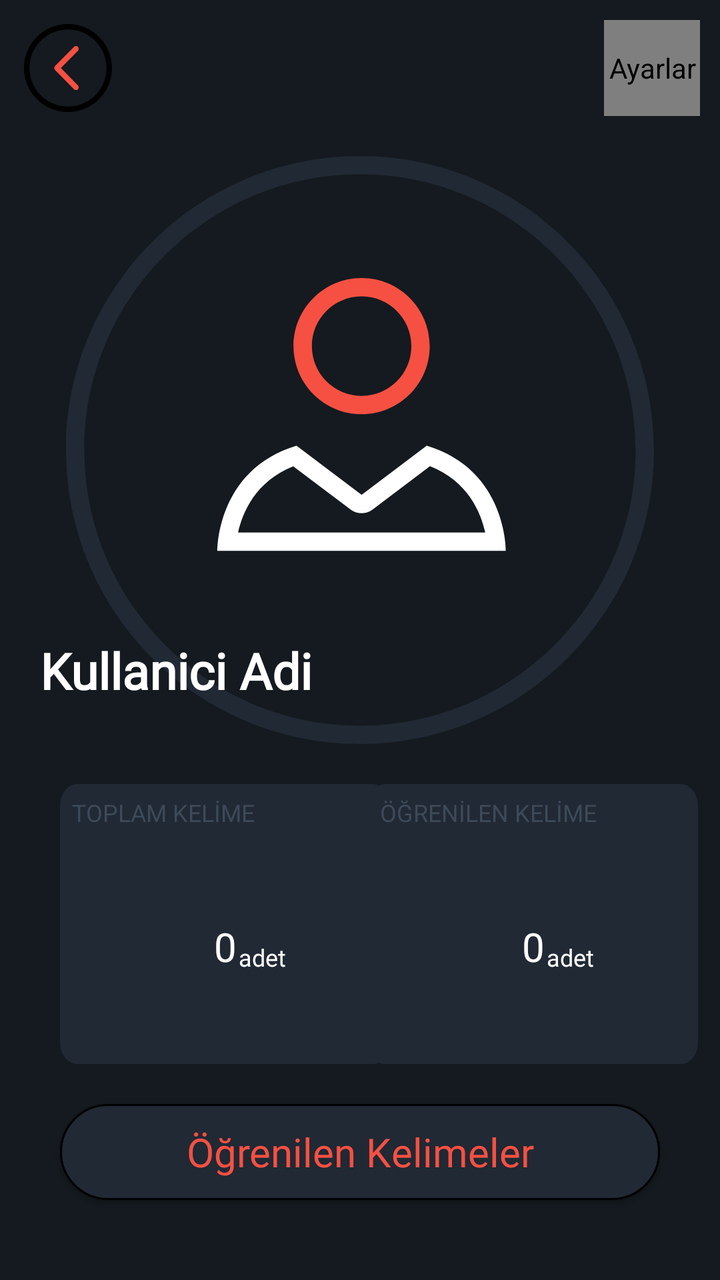
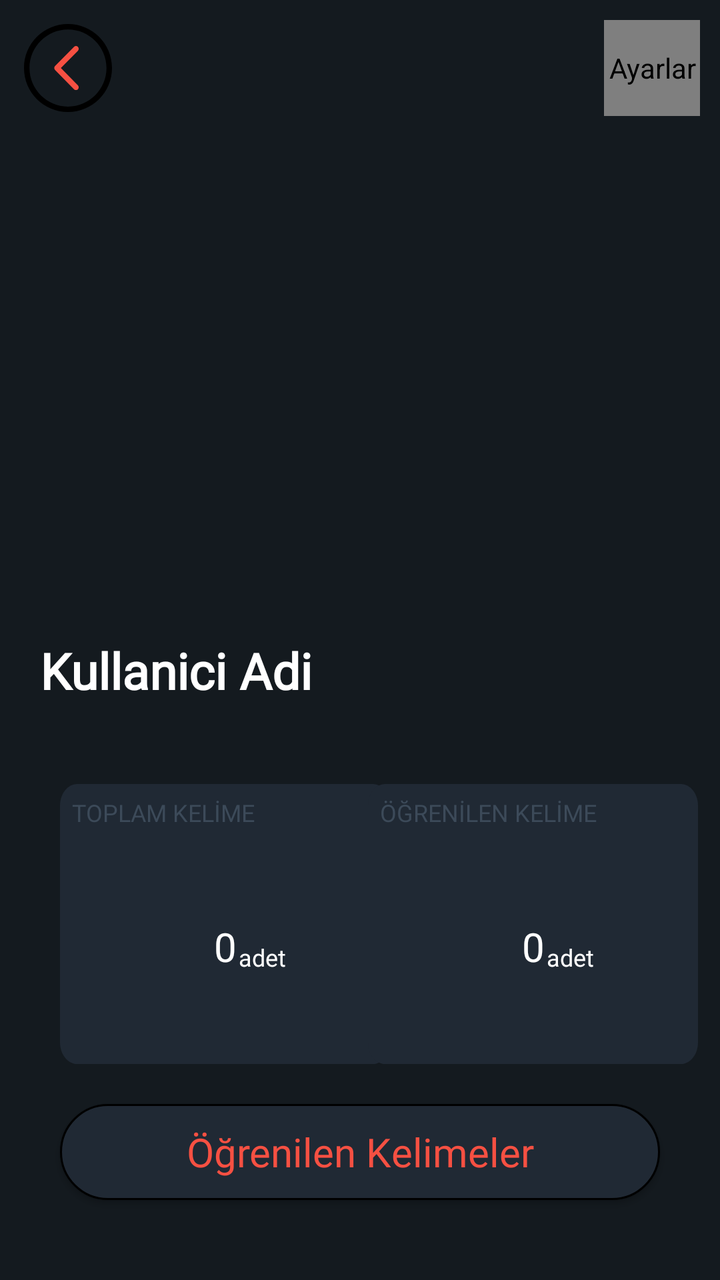

Screens rendered from an Android XML layout before and after an edit, with the pre-edit source and the edit as a unified diff.
<!-- AndroidManifest.xml: application theme Theme.YabanciDilKelimeHaznesi6 -->
<!-- res/layout/fragment_profile.xml -->
<?xml version="1.0" encoding="utf-8"?>
<FrameLayout xmlns:android="http://schemas.android.com/apk/res/android"
             xmlns:app="http://schemas.android.com/apk/res-auto" xmlns:tools="http://schemas.android.com/tools"
             android:layout_width="match_parent"
             android:layout_height="match_parent"
             tools:context=".activity.FragmentProfile">

    <androidx.constraintlayout.widget.ConstraintLayout
        android:layout_width="match_parent"
        android:layout_height="match_parent"
        android:background="@color/theme_primary_color">


        <View
            android:id="@+id/rectangle_toplam_kelime"
            android:layout_width="@dimen/info_rectangle_width"
            android:layout_height="@dimen/info_rectangle_height"
            android:layout_alignParentStart="true"
            android:layout_alignParentTop="true"
            android:layout_marginBottom="@dimen/info_button_margin_buttom"
            android:background="@drawable/info_rectangle"
            app:layout_constraintBottom_toTopOf="@+id/learnedWordsListButton"
            app:layout_constraintStart_toStartOf="@+id/learnedWordsListButton"/>

        <TextView
            android:id="@+id/toplamKelimeSayisiTxt"
            android:layout_width="@dimen/text_box_width"
            android:layout_height="wrap_content"
            android:layout_alignParentLeft="true"
            android:layout_alignParentTop="true"
            android:layout_marginStart="@dimen/info_title_margin_start"
            android:layout_marginTop="@dimen/info_title_margin_top"
            android:fontFamily="@font/ibm_plex_mono"
            android:gravity="center_vertical"
            android:text="@string/profile_total_word"
            android:textAlignment="textStart"
            android:textAppearance="@style/toplam_kelime_text"
            app:layout_constraintEnd_toEndOf="@+id/rectangle_toplam_kelime"
            app:layout_constraintStart_toStartOf="@+id/rectangle_toplam_kelime"
            app:layout_constraintTop_toTopOf="@+id/rectangle_toplam_kelime"
            tools:ignore="RtlCompat"/>

        <TextView
            android:id="@+id/kelimeSayisiAdetTxt"
            android:layout_width="wrap_content"
            android:layout_height="wrap_content"
            android:layout_marginStart="@dimen/info_value_number_margin_start"
            android:fontFamily="@font/ibm_plex_mono"
            android:gravity="center_vertical"
            android:text="@string/info_number_txt"
            android:textAppearance="@style/small_text"
            app:layout_constraintBottom_toBottomOf="@+id/totalWordCountTextView"
            app:layout_constraintStart_toEndOf="@+id/totalWordCountTextView"/>

        <TextView
            android:id="@+id/totalWordCountTextView"
            android:layout_width="wrap_content"
            android:layout_height="wrap_content"
            android:fontFamily="@font/ibm_plex_mono"
            android:gravity="center_vertical"
            android:text="0"
            android:textAppearance="@style/toplam_kelime_sayi"
            app:layout_constraintBottom_toBottomOf="@+id/rectangle_toplam_kelime"
            app:layout_constraintEnd_toEndOf="@+id/rectangle_toplam_kelime"
            app:layout_constraintStart_toStartOf="@+id/rectangle_toplam_kelime"
            app:layout_constraintTop_toBottomOf="@+id/toplamKelimeSayisiTxt"/>


        <View
            android:id="@+id/rectangle_ogrenilen_kelime"
            android:layout_width="@dimen/info_rectangle_width"
            android:layout_height="@dimen/info_rectangle_height"
            android:layout_alignParentLeft="true"
            android:layout_alignParentTop="true"
            android:layout_marginStart="@dimen/info_rectangle_margin"
            android:background="@drawable/info_rectangle"
            app:layout_constraintEnd_toEndOf="@+id/learnedWordsListButton"
            app:layout_constraintStart_toEndOf="@+id/rectangle_toplam_kelime"
            app:layout_constraintTop_toTopOf="@+id/rectangle_toplam_kelime"/>
        <TextView
            android:id="@+id/ogrenilenKelimeSayisiAdetTxt"
            android:layout_width="wrap_content"
            android:layout_height="wrap_content"
            android:layout_marginStart="@dimen/info_value_number_margin_start"
            android:fontFamily="@font/ibm_plex_mono"
            android:gravity="center_vertical"
            android:text="@string/info_number_txt"
            android:textAppearance="@style/small_text"
            app:layout_constraintBottom_toBottomOf="@+id/totalLearnedWordsCountTextView"
            app:layout_constraintStart_toEndOf="@+id/totalLearnedWordsCountTextView"/>
        <TextView
            android:id="@+id/totalLearnedWordsCountTextView"
            android:layout_width="wrap_content"
            android:layout_height="wrap_content"
            android:fontFamily="@font/ibm_plex_mono"
            android:gravity="center_vertical"
            android:text="0"
            android:textAppearance="@style/toplam_kelime_sayi"
            app:layout_constraintBottom_toBottomOf="@+id/rectangle_ogrenilen_kelime"
            app:layout_constraintEnd_toEndOf="@+id/rectangle_ogrenilen_kelime"
            app:layout_constraintStart_toStartOf="@+id/rectangle_ogrenilen_kelime"
            app:layout_constraintTop_toBottomOf="@+id/profilOgrenilenKelimeSayisiTxt"/>


        <TextView
            android:id="@+id/profilOgrenilenKelimeSayisiTxt"
            android:layout_width="0dp"
            android:layout_height="wrap_content"
            android:layout_alignParentLeft="true"
            android:layout_alignParentTop="true"
            android:layout_marginStart="@dimen/info_title_margin_start"
            android:layout_marginTop="@dimen/info_title_margin_top"
            android:fontFamily="@font/ibm_plex_mono"
            android:gravity="center_vertical"
            android:text="@string/profile_learned_words_count"
            android:textAlignment="textStart"
            android:textAppearance="@style/toplam_kelime_text"
            app:layout_constraintEnd_toEndOf="@+id/rectangle_ogrenilen_kelime"
            app:layout_constraintStart_toStartOf="@+id/rectangle_ogrenilen_kelime"
            app:layout_constraintTop_toTopOf="@+id/rectangle_ogrenilen_kelime"
            tools:ignore="RtlCompat"/>


        <ImageButton
            android:id="@+id/backButton"
            android:layout_width="@dimen/back_button_height_and_width"
            android:layout_height="@dimen/back_button_height_and_width"
            android:layout_marginStart="@dimen/back_button_frame_margin_top_and_start"
            android:layout_marginTop="@dimen/back_button_frame_margin_top_and_start"
            android:background="@null"
            android:contentDescription="Geri"
            app:layout_constraintStart_toStartOf="parent"
            app:layout_constraintTop_toTopOf="parent"
            app:srcCompat="@drawable/ic_button_back"/>


        <ImageView
            android:id="@+id/profilPhotoImageView"
            android:layout_width="match_parent"
            android:layout_height="0dp"
            android:layout_marginBottom="20dp"
            android:layout_marginTop="@dimen/profile_photo_margin_top"
            app:layout_constraintBottom_toTopOf="@+id/rectangle_toplam_kelime"
            app:layout_constraintEnd_toEndOf="parent"
            app:layout_constraintHorizontal_bias="0.512"
            app:layout_constraintStart_toStartOf="parent"
            app:layout_constraintTop_toBottomOf="@+id/backButton"
            app:layout_constraintVertical_bias="0.428"
            app:srcCompat="@drawable/ic_anaekran_profile"/>

        <TextView
            android:id="@+id/userNameTextView"
            android:layout_width="wrap_content"
            android:layout_height="wrap_content"
            android:layout_marginStart="@dimen/profile_username_margin_start"
            android:layout_marginBottom="@dimen/profile_username_margin_bottom"
            android:text="@string/profile_username"
            android:textColor="@color/white"
            android:textSize="@dimen/profil_kullanici_adi_text_size"
            android:textStyle="bold"
            android:fontFamily="@font/ibm_plex_mono"
            app:layout_constraintBottom_toBottomOf="@+id/profilPhotoImageView"
            app:layout_constraintStart_toStartOf="parent"/>


        <androidx.appcompat.widget.AppCompatButton
            android:id="@+id/learnedWordsListButton"
            android:layout_width="0dp"
            android:layout_height="@dimen/text_box_height"
            android:layout_marginBottom="@dimen/button_frame_margin_bottom"
            android:layout_marginStart="@dimen/text_box_margin_start_and_end"
            android:layout_marginEnd="@dimen/text_box_margin_start_and_end"
            android:background="@drawable/roundedcorner"
            android:text="@string/profile_learned_words_button"
            android:textAppearance="@style/textbox_text_style_high"
            android:fontFamily="@font/ibm_plex_mono"
            app:layout_constraintBottom_toBottomOf="parent"
            app:layout_constraintEnd_toEndOf="parent"
            app:layout_constraintStart_toStartOf="parent"/>

            <com.erdince.yabancidilkelimehaznesi6.util.GeneralImageButton
            android:id="@+id/settingsButton"
            android:layout_width="@dimen/back_button_height_and_width"
            android:layout_height="@dimen/back_button_height_and_width"
            android:layout_marginTop="@dimen/back_button_frame_margin_top_and_start"
            android:layout_marginRight="@dimen/back_button_frame_margin_top_and_start"
            android:background="@null"
            android:contentDescription="Ayarlar"
            app:layout_constraintEnd_toEndOf="parent"
            app:layout_constraintTop_toTopOf="parent"
            app:srcCompat="@drawable/ic_button_ayarlar"/>

    </androidx.constraintlayout.widget.ConstraintLayout>

</FrameLayout>
<!-- resources referenced by this layout -->
<resources>
  <color name="theme_primary_color">#141A1F</color>
  <color name="white">#FFFFFFFF</color>
  <dimen name="back_button_frame_margin_top_and_start">10dp</dimen>
  <dimen name="back_button_height_and_width">48dp</dimen>
  <dimen name="button_frame_margin_bottom">40dp</dimen>
  <dimen name="info_button_margin_buttom">20dp</dimen>
  <dimen name="info_rectangle_height">140dp</dimen>
  <dimen name="info_rectangle_margin">8dp</dimen>
  <dimen name="info_rectangle_width">165dp</dimen>
  <dimen name="info_title_margin_start">6dp</dimen>
  <dimen name="info_title_margin_top">6dp</dimen>
  <dimen name="info_value_number_margin_start">1dp</dimen>
  <dimen name="profil_kullanici_adi_text_size">25sp</dimen>
  <dimen name="profile_photo_margin_top">20dp</dimen>
  <dimen name="profile_username_margin_bottom">20dp</dimen>
  <dimen name="profile_username_margin_start">20dp</dimen>
  <dimen name="text_box_height">48dp</dimen>
  <dimen name="text_box_margin_start_and_end">30dp</dimen>
  <dimen name="text_box_width">0dp</dimen>
  <!-- drawable ic_anaekran_profile (drawable) -->
  <vector android:height="74dp" android:viewportHeight="512"
      android:viewportWidth="512" android:width="74dp" xmlns:android="http://schemas.android.com/apk/res/android">
      <path android:fillColor="@color/theme_secondary_color" android:pathData="M256,0C114.608,0 0,114.608 0,256s114.608,256 256,256s256,-114.608 256,-256S397.392,0 256,0zM256,496C123.664,496 16,388.336 16,256S123.664,16 256,16s240,107.664 240,240S388.336,496 256,496z"/>
      <path android:fillColor="@color/theme_orange_color" android:pathData="M257.408,106.256c-32.704,0 -59.296,26.608 -59.296,59.312s26.592,59.296 59.296,59.296c32.704,0 59.312,-26.592 59.312,-59.296C316.72,132.864 290.112,106.256 257.408,106.256zM257.408,208.864c-23.872,0 -43.296,-19.424 -43.296,-43.296s19.424,-43.312 43.296,-43.312s43.312,19.44 43.312,43.312S281.28,208.864 257.408,208.864z"/>
      <path android:fillColor="@color/white" android:pathData="M314.112,252.256l-56.704,42.752l-56.704,-42.752c-69.792,20.944 -68.912,91.6 -68.912,91.6h125.616h125.616C383.024,343.856 383.904,273.2 314.112,252.256zM257.392,327.84H149.824c3.888,-17.408 15.2,-44.688 48.048,-57.68l49.904,37.616c2.848,2.144 6.24,3.216 9.632,3.216c3.392,0 6.784,-1.072 9.632,-3.216l49.904,-37.632c33.008,13.024 44.256,40.272 48.096,57.696H257.392z"/>
  </vector>
  <!-- drawable roundedcorner (drawable) -->
  <?xml version="1.0" encoding="utf-8"?>
  <shape xmlns:android="http://schemas.android.com/apk/res/android">
      <solid android:color="@color/theme_secondary_color" />
      <corners android:radius="30dp"/>
      <stroke android:color="@color/black"
      android:width="1dp"></stroke>
  </shape>
  <string name="info_number_txt">adet</string>
  <string name="profile_learned_words_button">Öğrenilen Kelimeler</string>
  <string name="profile_learned_words_count">ÖĞRENİLEN KELİME</string>
  <string name="profile_total_word">TOPLAM KELİME</string>
  <string name="profile_username">Kullanici Adi</string>
  <style name="small_text">
          <item name="android:textSize">12sp</item>
          <item name="android:textColor">@color/white</item>
  
      </style>
  <style name="textbox_text_style_high">
          <item name="android:textSize">20sp</item>
          <item name="android:textColor">@color/theme_orange_color</item>
  
      </style>
  <style name="toplam_kelime_sayi">
          <item name="android:textSize">20sp</item>
          <item name="android:textColor">@color/white</item>
  
      </style>
  <style name="toplam_kelime_text">
          <item name="android:textSize">12sp</item>
          <item name="android:textColor">@color/theme_small_text_color</item>
  
      </style>
  <color name="theme_secondary_color">#202934</color>
  <color name="theme_orange_color">#F65042</color>
  <color name="black">#FF000000</color>
  <color name="theme_small_text_color">#3C4A59</color>
  <color name="teal_200">#FF03DAC5</color>
  <color name="teal_700">#FF018786</color>
  <!-- unchanged entries left out for length: 4 -->
</resources>

<!-- the commit's change to res/layout/fragment_profile.xml (unified diff, before → after) -->
@@ -133,11 +133,11 @@
             app:layout_constraintTop_toTopOf="parent"
             app:srcCompat="@drawable/ic_button_back"/>
 
-
-        <ImageView
-            android:id="@+id/profilPhotoImageView"
-            android:layout_width="match_parent"
+        <LinearLayout
+            android:id="@+id/ppLayout" android:background="@color/theme_primary_color"
+            android:gravity="center"
             android:layout_height="0dp"
+            android:orientation="vertical"
             android:layout_marginBottom="20dp"
             android:layout_marginTop="@dimen/profile_photo_margin_top"
             app:layout_constraintBottom_toTopOf="@+id/rectangle_toplam_kelime"
@@ -145,8 +145,24 @@
             app:layout_constraintHorizontal_bias="0.512"
             app:layout_constraintStart_toStartOf="parent"
             app:layout_constraintTop_toBottomOf="@+id/backButton"
-            app:layout_constraintVertical_bias="0.428"
-            app:srcCompat="@drawable/ic_anaekran_profile"/>
+            app:layout_constraintVertical_bias="0.428" android:layout_width="match_parent">
+
+            <ProgressBar
+                android:layout_width="120dp" android:layout_height="120dp"
+                         android:id="@+id/progressBar"
+                         android:visibility="visible"
+                         style="?android:attr/progressBarStyle"
+                         android:background="@color/theme_primary_color"/>
+
+            <ImageView
+                android:id="@+id/profilPhotoImageView"
+                android:layout_width="match_parent"
+                android:visibility="gone"
+                android:layout_height="match_parent"
+                app:srcCompat="@drawable/ic_anaekran_profile"/>
+
+        </LinearLayout>
+
 
         <TextView
             android:id="@+id/userNameTextView"
@@ -159,7 +175,7 @@
             android:textSize="@dimen/profil_kullanici_adi_text_size"
             android:textStyle="bold"
             android:fontFamily="@font/ibm_plex_mono"
-            app:layout_constraintBottom_toBottomOf="@+id/profilPhotoImageView"
+            app:layout_constraintBottom_toBottomOf="@+id/ppLayout"
             app:layout_constraintStart_toStartOf="parent"/>
 
 
@@ -178,7 +194,7 @@
             app:layout_constraintEnd_toEndOf="parent"
             app:layout_constraintStart_toStartOf="parent"/>
 
-            <com.erdince.yabancidilkelimehaznesi6.util.GeneralImageButton
+        <com.erdince.yabancidilkelimehaznesi6.util.GeneralImageButton
             android:id="@+id/settingsButton"
             android:layout_width="@dimen/back_button_height_and_width"
             android:layout_height="@dimen/back_button_height_and_width"
<!-- resource entries referenced after the edit -->
@@ -20,8 +20,8 @@
   <dimen name="text_box_margin_start_and_end">30dp</dimen>
   <dimen name="text_box_width">0dp</dimen>
   <!-- drawable ic_anaekran_profile (drawable) -->
-  <vector android:height="74dp" android:viewportHeight="512"
-      android:viewportWidth="512" android:width="74dp" xmlns:android="http://schemas.android.com/apk/res/android">
+  <vector android:height="80dp" android:viewportHeight="512"
+      android:viewportWidth="512" android:width="80dp" xmlns:android="http://schemas.android.com/apk/res/android">
       <path android:fillColor="@color/theme_secondary_color" android:pathData="M256,0C114.608,0 0,114.608 0,256s114.608,256 256,256s256,-114.608 256,-256S397.392,0 256,0zM256,496C123.664,496 16,388.336 16,256S123.664,16 256,16s240,107.664 240,240S388.336,496 256,496z"/>
       <path android:fillColor="@color/theme_orange_color" android:pathData="M257.408,106.256c-32.704,0 -59.296,26.608 -59.296,59.312s26.592,59.296 59.296,59.296c32.704,0 59.312,-26.592 59.312,-59.296C316.72,132.864 290.112,106.256 257.408,106.256zM257.408,208.864c-23.872,0 -43.296,-19.424 -43.296,-43.296s19.424,-43.312 43.296,-43.312s43.312,19.44 43.312,43.312S281.28,208.864 257.408,208.864z"/>
       <path android:fillColor="@color/white" android:pathData="M314.112,252.256l-56.704,42.752l-56.704,-42.752c-69.792,20.944 -68.912,91.6 -68.912,91.6h125.616h125.616C383.024,343.856 383.904,273.2 314.112,252.256zM257.392,327.84H149.824c3.888,-17.408 15.2,-44.688 48.048,-57.68l49.904,37.616c2.848,2.144 6.24,3.216 9.632,3.216c3.392,0 6.784,-1.072 9.632,-3.216l49.904,-37.632c33.008,13.024 44.256,40.272 48.096,57.696H257.392z"/>
